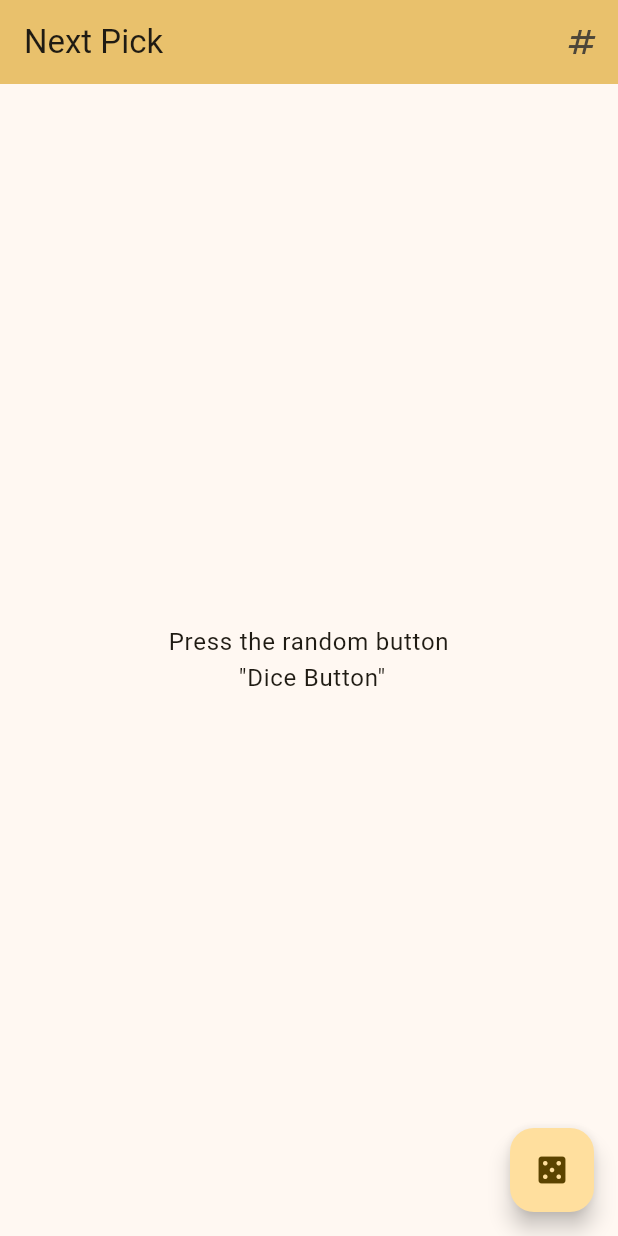
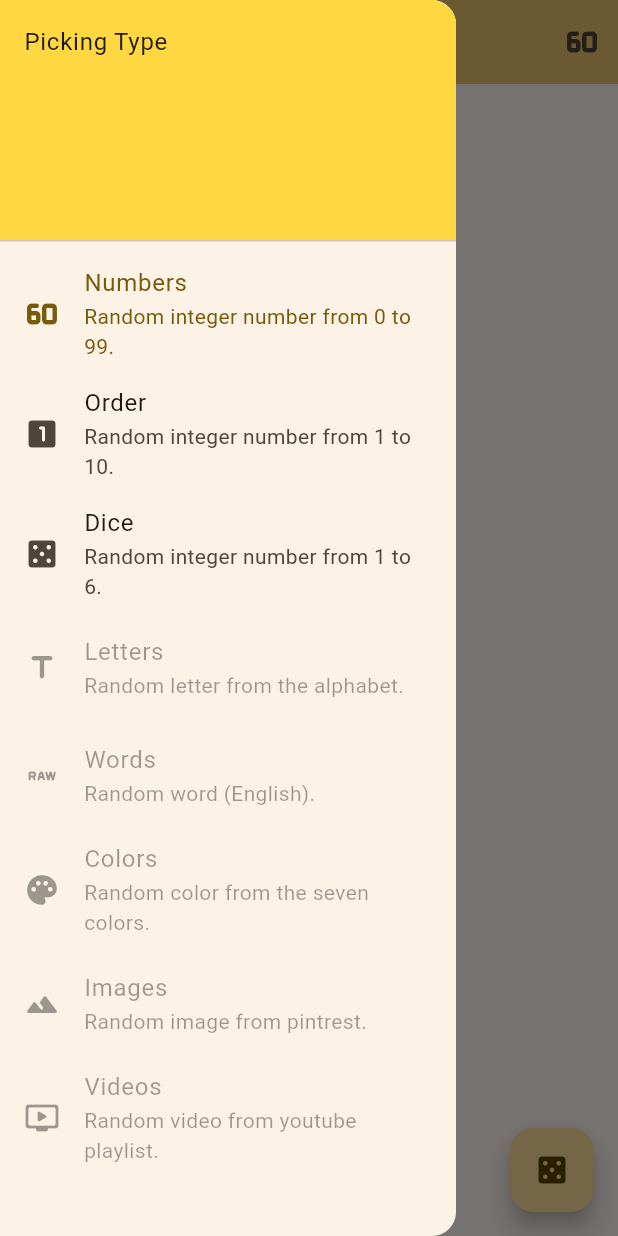
Before and after one commit to Meauh/randomizer, a Flutter app: the screen it shows after launch, with the side drawer open (before the commit the screen has no drawer), on a phone screen of 412 x 824 dp. Run offline on Flutter 3.47's test engine with Material 3 defaults, Android fonts, the phone set to English and light mode, and no system bars.

Commit message:
feat: implement multiple modes and drawer.

```diff
--- a/lib/main.dart
+++ b/lib/main.dart
@@ -56,20 +56,76 @@ class MyHomePage extends StatefulWidget {
 
 class _MyHomePageState extends State<MyHomePage> {
   String? _randomValue;
+  int activeMode = 0;
+  static const List<(String name, String mode, String description, Icon icon)>
+  modes = [
+    (
+      "Numbers",
+      "int",
+      "integer number from 0 to 99.",
+      Icon(Icons.sixty_fps_rounded),
+    ),
+    (
+      "Order",
+      "order",
+      "integer number from 1 to 10.",
+      Icon(Icons.looks_one_rounded),
+    ),
+    ("Dice", "dice", "integer number from 1 to 6.", Icon(Icons.casino_rounded)),
+    (
+      "Letters",
+      "caract",
+      "letter from the alphabet.",
+      Icon(Icons.title_rounded),
+    ),
+    ("Words", "word", "word (English).", Icon(Icons.raw_on_rounded)),
+    (
+      "Colors",
+      "color",
+      "color from the seven colors.",
+      Icon(Icons.palette_rounded),
+    ),
+    ("Images", "img", "image from pintrest.", Icon(Icons.landscape_rounded)),
+    (
+      "Videos",
+      "vid",
+      "video from youtube playlist.",
+      Icon(Icons.ondemand_video_rounded),
+    ),
+  ];
 
   void _pickRandom() {
+    String currentMode = "int";
+    currentMode = modes[activeMode].$2;
+
     setState(() {
       // This call to setState tells the Flutter framework that something has
       // changed in this State, which causes it to rerun the build method below
       // so that the display can reflect the updated values. If we changed
       // _randomValue without calling setState(), then the build method would not be
       // called again, and so nothing would appear to happen.
-      _pickRandomInt();
+      switch (currentMode){
+        case "int": _pickRandomInt();
+        break;
+        case "order": _pickRandomOrder();
+        break;
+        case "dice": _pickRandomDice();
+        break;
+        default: _pickRandomInt();
+        break;
+      }
     });
   }
 
+  void _changeMode({int modeIndex = 0}){
+    setState(() {
+      activeMode = modeIndex;
+    });
+  }
+
+  void _pickRandomOrder() => _randomValue = (Random().nextInt(10)+1).toString();
+  void _pickRandomDice() => _randomValue = (Random().nextInt(6)+1).toString();
   void _pickRandomInt() => _randomValue = Random().nextInt(100).toString();
-
 
   @override
   Widget build(BuildContext context) {
@@ -80,6 +136,69 @@ class _MyHomePageState extends State<MyHomePage> {
     // fast, so that you can just rebuild anything that needs updating rather
     // than having to individually change instances of widgets.
     return Scaffold(
+      drawer: Drawer(
+        child: ListView(
+          children: [
+            const DrawerHeader(
+              decoration: BoxDecoration(color: Colors.amberAccent),
+              child: Text('Picking Type'),
+            ),
+            ListTile(
+              leading: modes[0].$4,
+              title: Text(modes[0].$1),
+              subtitle: Text('Random ${modes[0].$3}'),
+              selected: activeMode == 0,
+              onTap: () => _changeMode(modeIndex: 0),
+            ),
+            ListTile(
+              leading: modes[1].$4,
+              title: Text(modes[1].$1),
+              subtitle: Text('Random ${modes[1].$3}'),
+              selected: activeMode == 1,
+              onTap: () => _changeMode(modeIndex: 1),
+              // enabled: false,
+            ),
+            ListTile(
+              leading: modes[2].$4,
+              title: Text(modes[2].$1),
+              subtitle: Text('Random ${modes[2].$3}'),
+              selected: activeMode == 2,
+              onTap: () => _changeMode(modeIndex: 2),
+              // enabled: false,
+            ),
+            ListTile(
+              leading: modes[3].$4,
+              title: Text(modes[3].$1),
+              subtitle: Text('Random ${modes[3].$3}'),
+              enabled: false,
+            ),
+            ListTile(
+              leading: modes[4].$4,
+              title: Text(modes[4].$1),
+              subtitle: Text('Random ${modes[4].$3}'),
+              enabled: false,
+            ),
+            ListTile(
+              leading: modes[5].$4,
+              title: Text(modes[5].$1),
+              subtitle: Text('Random ${modes[5].$3}'),
+              enabled: false,
+            ),
+            ListTile(
+              leading: modes[6].$4,
+              title: Text(modes[6].$1),
+              subtitle: Text('Random ${modes[6].$3}'),
+              enabled: false,
+            ),
+            ListTile(
+              leading: modes[7].$4,
+              title: Text(modes[7].$1),
+              subtitle: Text('Random ${modes[7].$3}'),
+              enabled: false,
+            ),
+          ],
+        ),
+      ),
       appBar: AppBar(
         // TRY THIS: Try changing the color here to a specific color (to
         // Colors.amber, perhaps?) and trigger a hot reload to see the AppBar
@@ -90,19 +209,26 @@ class _MyHomePageState extends State<MyHomePage> {
         title: Text(widget.title),
         actions: <Widget>[
           IconButton(
-            icon: const Icon(Icons.numbers),
-            tooltip: 'Change Modes',
+            icon: modes[activeMode].$4,
+            tooltip: '${modes[activeMode].$1} mode',
             onPressed: () {
-              ScaffoldMessenger.of(
-                context,
-              ).showSnackBar(const SnackBar(content: Text('This should change the modes')));
+              ScaffoldMessenger.of(context).showSnackBar(
+                SnackBar(
+                  content: Text(
+                    '${modes[activeMode].$1} mode: pick random ${modes[activeMode].$3}',
+                  ),
+                ),
+              );
             },
             onLongPress: () {
-              ScaffoldMessenger.of(
-                context,
-              ).showSnackBar(const SnackBar(content: Text('This is numbers mode.')));
+              ScaffoldMessenger.of(context).showSnackBar(
+                const SnackBar(
+                  content: Text('Open side menu to change modes.'),
+                ),
+              );
             },
-          ),],
+          ),
+        ],
       ),
       body: Center(
         // Center is a layout widget. It takes a single child and positions it
@@ -123,20 +249,19 @@ class _MyHomePageState extends State<MyHomePage> {
           // wireframe for each widget.
           mainAxisAlignment: MainAxisAlignment.center,
           children: <Widget>[
-            if(_randomValue == null)...[
+            if (_randomValue == null) ...[
               Text(
                 'Press the random button \n "Dice Button"',
                 textAlign: TextAlign.center,
                 style: Theme.of(context).textTheme.bodyLarge,
               ),
-            ]
-            else...[
+            ] else ...[
               const Text('Your pick is:'),
               Text(
                 _randomValue ?? 'Not picked',
                 style: Theme.of(context).textTheme.displayMedium,
               ),
-            ]
+            ],
           ],
         ),
       ),
```
Lines whose indentation alone changed are shown as unchanged.
